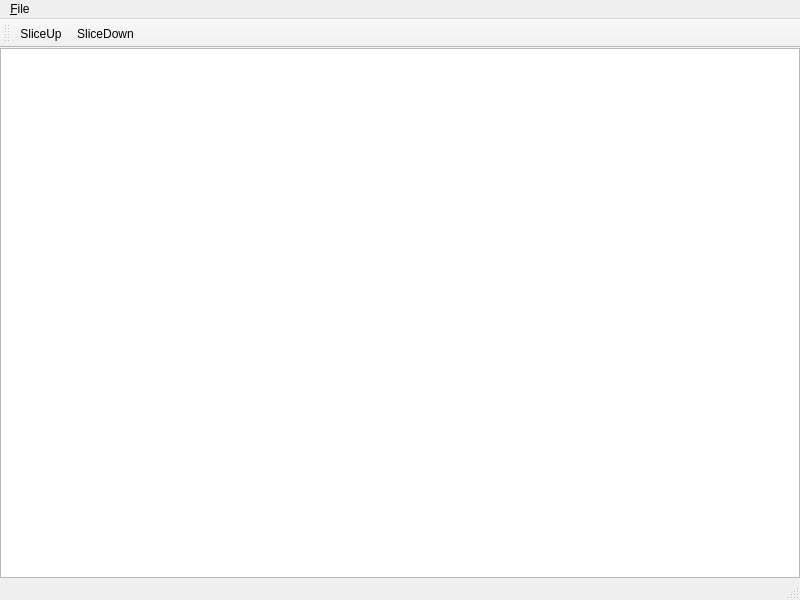
The window that itktools/mainwindow.ui (SadeghMSalehi/gradworks) describes before a commit, drawn with Qt 5.
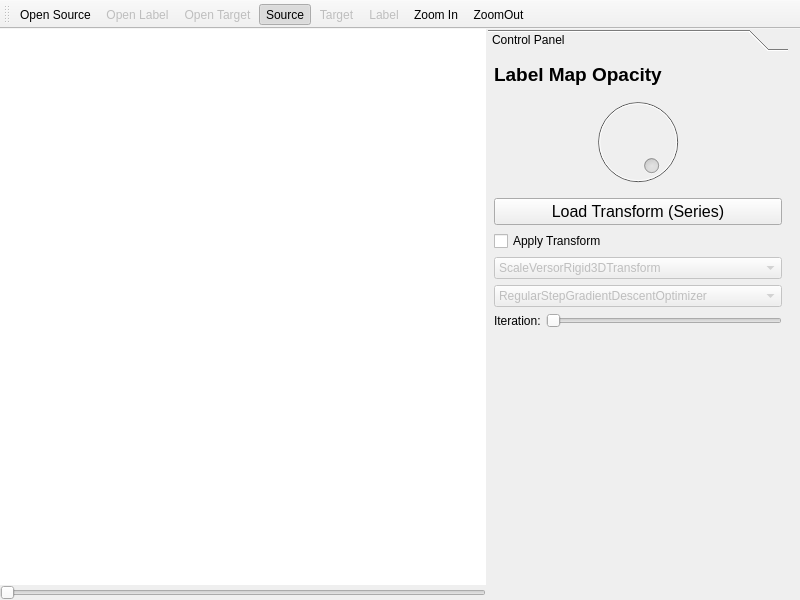
The same window after the commit.

Commit message: itkTools for source, target, and label images

Patch:
```diff
--- a/itktools/mainwindow.ui
+++ b/itktools/mainwindow.ui
@@ -15,35 +15,245 @@
   </property>
   <widget class="QWidget" name="centralwidget">
    <layout class="QHBoxLayout" name="horizontalLayout">
-    <property name="margin">
+    <property name="leftMargin">
      <number>0</number>
     </property>
+    <property name="topMargin">
+     <number>0</number>
+    </property>
+    <property name="rightMargin">
+     <number>12</number>
+    </property>
     <item>
-     <widget class="QGraphicsView" name="graphicsView"/>
+     <widget class="QFrame" name="frame">
+      <property name="frameShape">
+       <enum>QFrame::NoFrame</enum>
+      </property>
+      <property name="frameShadow">
+       <enum>QFrame::Raised</enum>
+      </property>
+      <property name="lineWidth">
+       <number>0</number>
+      </property>
+      <layout class="QVBoxLayout" name="verticalLayout_3">
+       <property name="spacing">
+        <number>0</number>
+       </property>
+       <property name="margin">
+        <number>0</number>
+       </property>
+       <item>
+        <widget class="QGraphicsView" name="graphicsView">
+         <property name="frameShape">
+          <enum>QFrame::NoFrame</enum>
+         </property>
+         <property name="frameShadow">
+          <enum>QFrame::Plain</enum>
+         </property>
+         <property name="lineWidth">
+          <number>0</number>
+         </property>
+        </widget>
+       </item>
+       <item>
+        <widget class="QSlider" name="sliceSlider">
+         <property name="enabled">
+          <bool>true</bool>
+         </property>
+         <property name="maximum">
+          <number>0</number>
+         </property>
+         <property name="orientation">
+          <enum>Qt::Horizontal</enum>
+         </property>
+        </widget>
+       </item>
+      </layout>
+     </widget>
+    </item>
+    <item>
+     <widget class="QToolBox" name="toolBox">
+      <property name="maximumSize">
+       <size>
+        <width>300</width>
+        <height>16777215</height>
+       </size>
+      </property>
+      <property name="frameShape">
+       <enum>QFrame::NoFrame</enum>
+      </property>
+      <property name="frameShadow">
+       <enum>QFrame::Plain</enum>
+      </property>
+      <property name="lineWidth">
+       <number>0</number>
+      </property>
+      <property name="currentIndex">
+       <number>0</number>
+      </property>
+      <widget class="QWidget" name="registrationPane">
+       <property name="geometry">
+        <rect>
+         <x>0</x>
+         <y>0</y>
+         <width>300</width>
+         <height>529</height>
+        </rect>
+       </property>
+       <attribute name="label">
+        <string>Control Panel</string>
+       </attribute>
+       <layout class="QGridLayout" name="gridLayout">
+        <property name="leftMargin">
+         <number>6</number>
+        </property>
+        <property name="topMargin">
+         <number>6</number>
+        </property>
+        <property name="rightMargin">
+         <number>6</number>
+        </property>
+        <property name="bottomMargin">
+         <number>12</number>
+        </property>
+        <property name="verticalSpacing">
+         <number>-1</number>
+        </property>
+        <item row="9" column="1">
+         <widget class="QSlider" name="horizontalSlider">
+          <property name="orientation">
+           <enum>Qt::Horizontal</enum>
+          </property>
+         </widget>
+        </item>
+        <item row="4" column="0" colspan="2">
+         <widget class="QComboBox" name="comboBox">
+          <property name="enabled">
+           <bool>false</bool>
+          </property>
+          <item>
+           <property name="text">
+            <string>ScaleVersorRigid3DTransform</string>
+           </property>
+          </item>
+          <item>
+           <property name="text">
+            <string>Affine3DTransform</string>
+           </property>
+          </item>
+         </widget>
+        </item>
+        <item row="9" column="0">
+         <widget class="QLabel" name="label">
+          <property name="text">
+           <string>Iteration: </string>
+          </property>
+         </widget>
+        </item>
+        <item row="11" column="0" colspan="2">
+         <spacer name="verticalSpacer">
+          <property name="orientation">
+           <enum>Qt::Vertical</enum>
+          </property>
+          <property name="sizeHint" stdset="0">
+           <size>
+            <width>20</width>
+            <height>40</height>
+           </size>
+          </property>
+         </spacer>
+        </item>
+        <item row="5" column="0" colspan="2">
+         <widget class="QComboBox" name="comboBox_2">
+          <property name="enabled">
+           <bool>false</bool>
+          </property>
+          <item>
+           <property name="text">
+            <string>RegularStepGradientDescentOptimizer</string>
+           </property>
+          </item>
+          <item>
+           <property name="text">
+            <string>FRPROptimizer</string>
+           </property>
+          </item>
+          <item>
+           <property name="text">
+            <string>ScaleVersorOptimizer</string>
+           </property>
+          </item>
+          <item>
+           <property name="text">
+            <string>BFGSOptimizer</string>
+           </property>
+          </item>
+         </widget>
+        </item>
+        <item row="3" column="0" colspan="2">
+         <widget class="QCheckBox" name="applyTransform">
+          <property name="text">
+           <string>Apply Transform</string>
+          </property>
+         </widget>
+        </item>
+        <item row="1" column="0" colspan="2">
+         <widget class="QDial" name="opacityDial">
+          <property name="enabled">
+           <bool>false</bool>
+          </property>
+          <property name="maximum">
+           <number>120</number>
+          </property>
+          <property name="value">
+           <number>120</number>
+          </property>
+          <property name="sliderPosition">
+           <number>120</number>
+          </property>
+          <property name="orientation">
+           <enum>Qt::Horizontal</enum>
+          </property>
+         </widget>
+        </item>
+        <item row="2" column="0" colspan="2">
+         <widget class="QPushButton" name="loadTransformButton">
+          <property name="font">
+           <font>
+            <pointsize>12</pointsize>
+            <weight>50</weight>
+            <bold>false</bold>
+           </font>
+          </property>
+          <property name="text">
+           <string>Load Transform (Series)</string>
+          </property>
+         </widget>
+        </item>
+        <item row="0" column="0" colspan="2">
+         <widget class="QLabel" name="label_2">
+          <property name="font">
+           <font>
+            <pointsize>14</pointsize>
+            <weight>75</weight>
+            <bold>true</bold>
+           </font>
+          </property>
+          <property name="text">
+           <string>Label Map Opacity</string>
+          </property>
+         </widget>
+        </item>
+       </layout>
+      </widget>
+     </widget>
     </item>
    </layout>
   </widget>
-  <widget class="QMenuBar" name="menubar">
-   <property name="geometry">
-    <rect>
-     <x>0</x>
-     <y>0</y>
-     <width>800</width>
-     <height>22</height>
-    </rect>
-   </property>
-   <widget class="QMenu" name="menu_File">
-    <property name="title">
-     <string>&amp;File</string>
-    </property>
-    <addaction name="action_Open"/>
-    <addaction name="action_Draw"/>
-    <addaction name="action_Close"/>
-   </widget>
-   <addaction name="menu_File"/>
-  </widget>
-  <widget class="QStatusBar" name="statusbar"/>
   <widget class="QToolBar" name="toolBar">
+   <property name="enabled">
+    <bool>true</bool>
+   </property>
    <property name="windowTitle">
     <string>toolBar</string>
    </property>
@@ -53,8 +263,14 @@
    <attribute name="toolBarBreak">
     <bool>false</bool>
    </attribute>
-   <addaction name="actionSliceUp"/>
-   <addaction name="actionSliceDown"/>
+   <addaction name="actionOpenSource"/>
+   <addaction name="actionOpenLabel"/>
+   <addaction name="actionOpenTarget"/>
+   <addaction name="actionShowSource"/>
+   <addaction name="actionShowTarget"/>
+   <addaction name="actionShowLabel"/>
+   <addaction name="actionZoomIn"/>
+   <addaction name="actionZoomOut"/>
   </widget>
   <action name="action_New">
    <property name="text">
@@ -71,9 +287,12 @@
     <string>&amp;Draw</string>
    </property>
   </action>
-  <action name="action_Open">
+  <action name="actionOpenSource">
    <property name="text">
-    <string>&amp;Open</string>
+    <string>Open Source</string>
+   </property>
+   <property name="toolTip">
+    <string>Open Source Volume</string>
    </property>
   </action>
   <action name="actionSliceUp">
@@ -86,10 +305,76 @@
     <string>SliceDown</string>
    </property>
   </action>
+  <action name="actionOpenLabel">
+   <property name="enabled">
+    <bool>false</bool>
+   </property>
+   <property name="text">
+    <string>Open Label</string>
+   </property>
+  </action>
+  <action name="actionZoomIn">
+   <property name="text">
+    <string>Zoom In</string>
+   </property>
+  </action>
+  <action name="actionZoomOut">
+   <property name="text">
+    <string>ZoomOut</string>
+   </property>
+  </action>
+  <action name="actionShowSource">
+   <property name="checkable">
+    <bool>true</bool>
+   </property>
+   <property name="checked">
+    <bool>true</bool>
+   </property>
+   <property name="text">
+    <string>Source</string>
+   </property>
+  </action>
+  <action name="actionShowTarget">
+   <property name="checkable">
+    <bool>true</bool>
+   </property>
+   <property name="checked">
+    <bool>false</bool>
+   </property>
+   <property name="enabled">
+    <bool>false</bool>
+   </property>
+   <property name="text">
+    <string>Target</string>
+   </property>
+  </action>
+  <action name="actionOpenTarget">
+   <property name="enabled">
+    <bool>false</bool>
+   </property>
+   <property name="text">
+    <string>Open Target</string>
+   </property>
+   <property name="toolTip">
+    <string>Open Target Volume</string>
+   </property>
+  </action>
+  <action name="actionShowLabel">
+   <property name="checkable">
+    <bool>true</bool>
+   </property>
+   <property name="enabled">
+    <bool>false</bool>
+   </property>
+   <property name="text">
+    <string>Label</string>
+   </property>
+   <property name="toolTip">
+    <string>Show Label</string>
+   </property>
+  </action>
  </widget>
- <tabstops>
-  <tabstop>graphicsView</tabstop>
- </tabstops>
+ <layoutdefault spacing="2" margin="0"/>
  <resources/>
  <connections/>
 </ui>
```
The commit also changes 8 other files.
